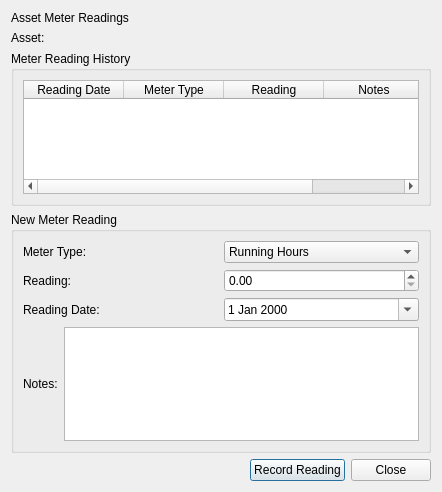
This is app/ui/forms/asset_meter_reading_dialog.ui in Apie-dup/MaintenanceSystem as Qt 5 draws it before an edit. The edited form follows.
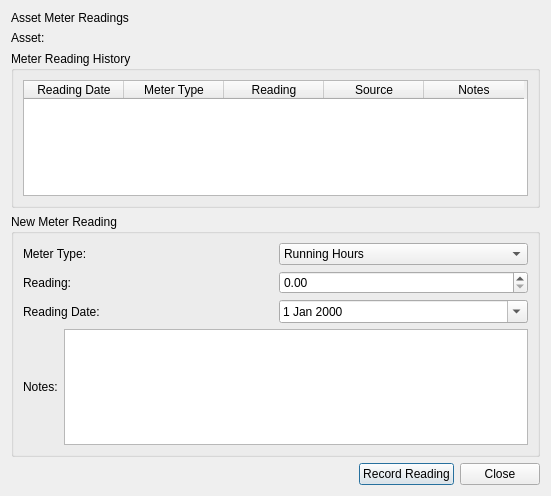
This is the edited form.

Commit message: Add meter reading source tracking and PM integration

```diff
--- a/app/ui/forms/asset_meter_reading_dialog.ui
+++ b/app/ui/forms/asset_meter_reading_dialog.ui
@@ -6,8 +6,8 @@
    <rect>
     <x>0</x>
     <y>0</y>
-    <width>442</width>
-    <height>492</height>
+    <width>551</width>
+    <height>496</height>
    </rect>
   </property>
   <property name="windowTitle">
@@ -51,6 +51,11 @@
           <string>Reading</string>
          </property>
         </column>
+        <column>
+         <property name="text">
+          <string>Source</string>
+         </property>
+        </column>
         <column>
          <property name="text">
           <string>Notes</string>
```
The commit also changes 8 other files.
